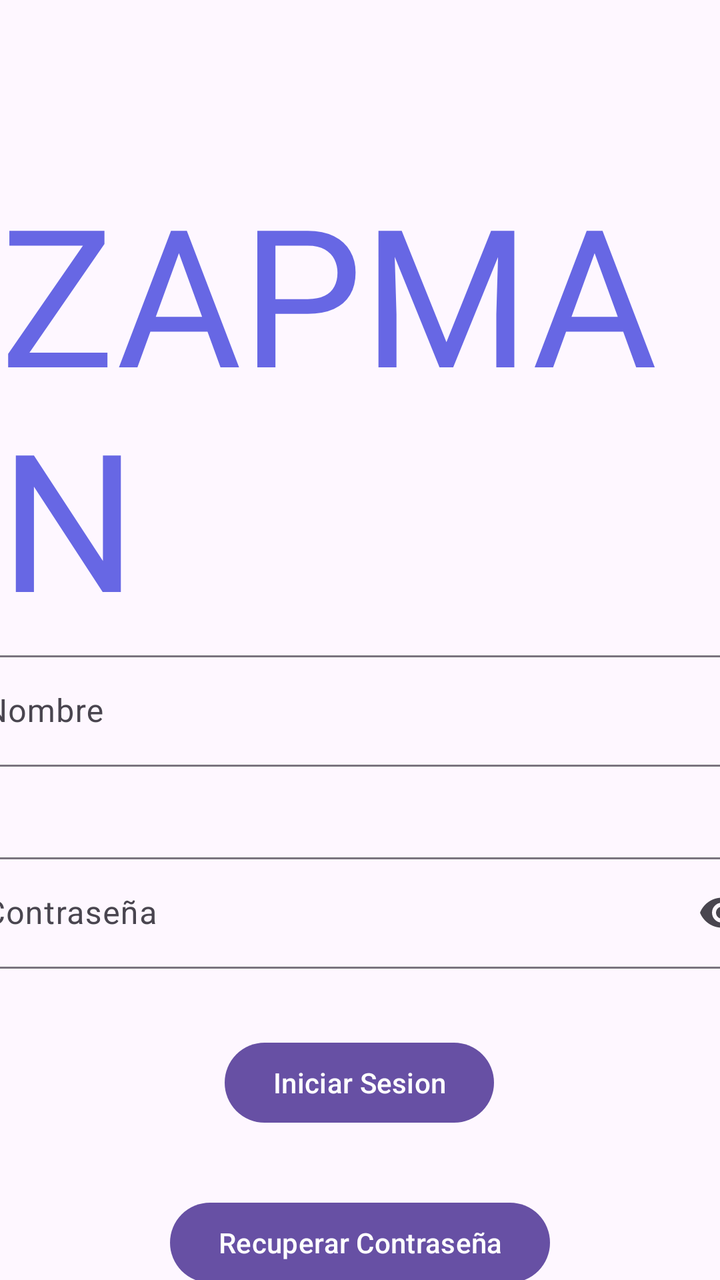
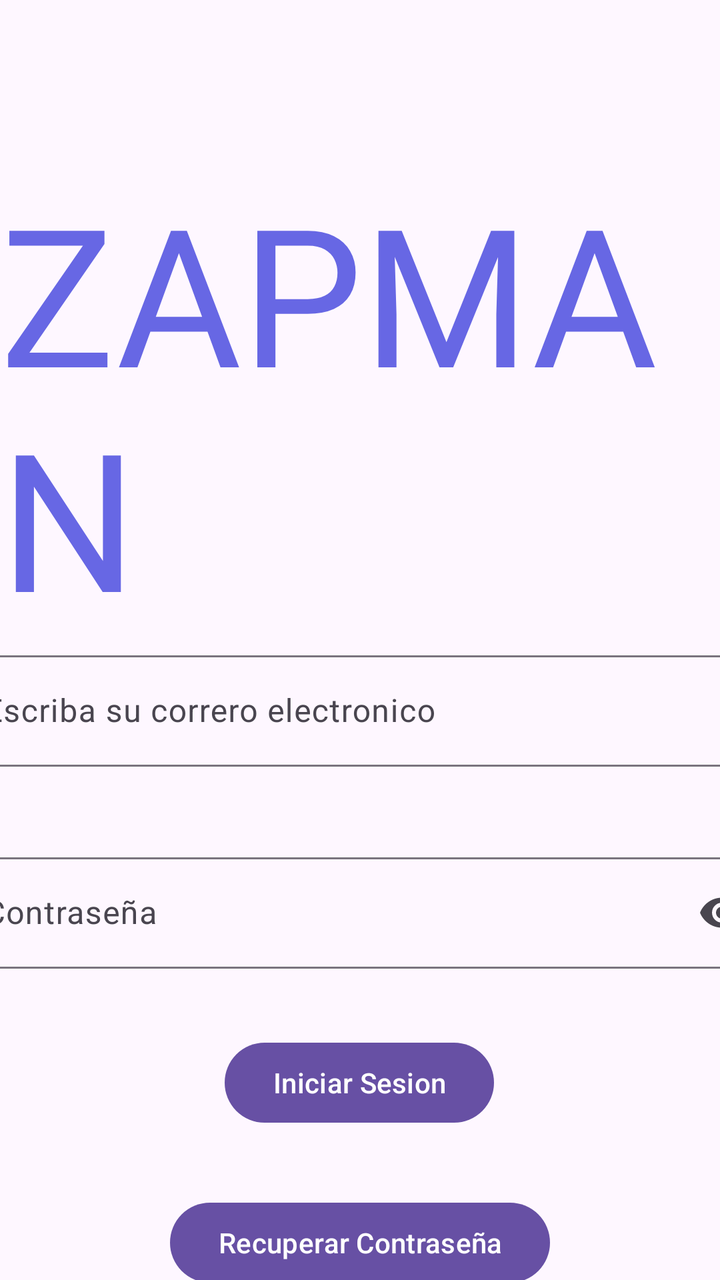

The first picture is an Android layout as it rendered before a commit; the second is the same layout after the commit. The layout source and the unified diff follow.
<!-- AndroidManifest.xml: application theme Theme.PruebaTarea -->
<!-- res/layout/fragment_inicio_sesion.xml -->
<?xml version="1.0" encoding="utf-8"?>
<androidx.constraintlayout.widget.ConstraintLayout xmlns:android="http://schemas.android.com/apk/res/android"
    xmlns:app="http://schemas.android.com/apk/res-auto"
    xmlns:tools="http://schemas.android.com/tools"
    android:layout_width="match_parent"
    android:layout_height="match_parent">


    <TextView
        android:id="@+id/textView"
        android:layout_width="wrap_content"
        android:layout_height="wrap_content"
        android:layout_marginTop="82dp"
        android:text="@string/zapman_is"
        android:textColor="#6767E4"
        android:textSize="96sp"
        app:layout_constraintEnd_toEndOf="parent"
        app:layout_constraintStart_toStartOf="parent"
        app:layout_constraintTop_toTopOf="parent" />

    <com.google.android.material.textfield.TextInputLayout
        android:id="@+id/nomIS"
        android:layout_width="409dp"
        android:layout_height="wrap_content"
        app:layout_constraintEnd_toEndOf="parent"
        app:layout_constraintStart_toStartOf="parent"
        app:layout_constraintTop_toBottomOf="@+id/textView">

        <com.google.android.material.textfield.TextInputEditText
            android:id="@+id/juan"
            android:layout_width="match_parent"
            android:layout_height="wrap_content"
            android:hint="@string/nombre" />
    </com.google.android.material.textfield.TextInputLayout>

    <com.google.android.material.textfield.TextInputLayout
        android:id="@+id/textInputLayout"
        android:layout_width="409dp"
        android:layout_height="wrap_content"
        android:layout_marginTop="40dp"
        app:layout_constraintEnd_toEndOf="parent"
        app:layout_constraintStart_toStartOf="parent"
        app:layout_constraintTop_toBottomOf="@+id/nomIS"
        app:endIconMode="password_toggle">

        <com.google.android.material.textfield.TextInputEditText
            android:id="@+id/nekix"
            android:inputType="textPassword"
            android:layout_width="match_parent"
            android:layout_height="wrap_content"
            android:hint="@string/contrase_a" />
    </com.google.android.material.textfield.TextInputLayout>

    <Button
        android:id="@+id/button2"
        android:layout_width="wrap_content"
        android:layout_height="wrap_content"
        android:layout_marginTop="6dp"
        android:text="@string/iniciar_sesion"
        app:layout_constraintBottom_toBottomOf="parent"
        app:layout_constraintEnd_toEndOf="parent"
        app:layout_constraintHorizontal_bias="0.498"
        app:layout_constraintStart_toStartOf="parent"
        app:layout_constraintTop_toBottomOf="@+id/textInputLayout"
        app:layout_constraintVertical_bias="0.265" />

    <Button
        android:id="@+id/button3"
        android:layout_width="wrap_content"
        android:layout_height="wrap_content"
        android:layout_marginTop="32dp"
        android:text="@string/recuperar_contrase_a"
        app:layout_constraintEnd_toEndOf="parent"
        app:layout_constraintStart_toStartOf="parent"
        app:layout_constraintTop_toBottomOf="@+id/button2" />
</androidx.constraintlayout.widget.ConstraintLayout>
<!-- resources referenced by this layout -->
<resources>
  <string name="contrase_a">Contraseña</string>
  <string name="iniciar_sesion">Iniciar Sesion</string>
  <string name="nombre">Nombre</string>
  <string name="recuperar_contrase_a">Recuperar Contraseña</string>
  <string name="zapman_is">ZAPMAN</string>
  <style name="Theme.PruebaTarea" parent="Base.Theme.PruebaTarea" />
  <style name="Base.Theme.PruebaTarea" parent="Theme.Material3.DayNight.NoActionBar">
          
          
      </style>
</resources>

<!-- the commit's change to res/layout/fragment_inicio_sesion.xml (unified diff, before → after) -->
@@ -30,7 +30,7 @@
             android:id="@+id/juan"
             android:layout_width="match_parent"
             android:layout_height="wrap_content"
-            android:hint="@string/nombre" />
+            android:hint="@string/escriba_su_correro_electronico" />
     </com.google.android.material.textfield.TextInputLayout>
 
     <com.google.android.material.textfield.TextInputLayout
<!-- resource entries referenced after the edit -->
@@ -1,8 +1,8 @@
 <!-- resources referenced by this layout -->
 <resources>
   <string name="contrase_a">Contraseña</string>
+  <string name="escriba_su_correro_electronico">Escriba su correro electronico</string>
   <string name="iniciar_sesion">Iniciar Sesion</string>
-  <string name="nombre">Nombre</string>
   <string name="recuperar_contrase_a">Recuperar Contraseña</string>
   <string name="zapman_is">ZAPMAN</string>
   <style name="Theme.PruebaTarea" parent="Base.Theme.PruebaTarea" />
